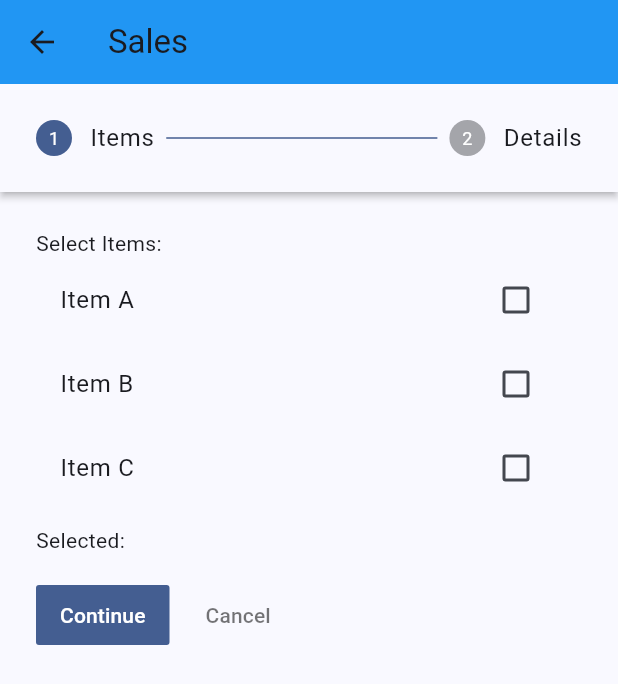
After one commit to Saisinare/cafe_app, a Flutter app: the SalesScreen screen opened directly, on a phone screen of 412 x 824 dp. The commit adds this screen. Shown: the top 684 px of the screen. Run offline on Flutter 3.47's test engine with Material 3 defaults, Android fonts, the phone set to English and light mode, and no system bars; our stand-ins replace cloud_firestore, firebase_auth, firebase_core, firebase_storage, fl_chart, flutter_speed_dial and 1 more; accounts and stored records are empty.

Commit message:
sales entry page added

```diff
--- a/lib/pages/home/home_page.dart
+++ b/lib/pages/home/home_page.dart
@@ -1,8 +1,10 @@
 import 'package:flutter/material.dart';
 import 'package:fl_chart/fl_chart.dart';
 import 'package:my_app/pages/inventory/add_item_screen.dart';
+import 'package:my_app/pages/sales/sales_entry_screen.dart';
 import 'package:my_app/pages/settings/settings_page.dart';
 import 'package:flutter_speed_dial/flutter_speed_dial.dart';
+
 
 class HomeScreen extends StatefulWidget {
   const HomeScreen({super.key});
@@ -166,7 +168,14 @@ floatingActionButton: SpeedDial(
           Navigator.push(
             context,
             MaterialPageRoute(
-              builder: (context) => const AddItemScreen(), // make sure it's imported
+              builder: (context) => const AddItemScreen(),
+            ),
+          );
+        } else if (option["label"] == "Sales") {   // 👈 open sales entry page
+          Navigator.push(
+            context,
+            MaterialPageRoute(
+              builder: (context) => const SalesScreen(),
             ),
           );
         } else {
@@ -178,6 +187,7 @@ floatingActionButton: SpeedDial(
     );
   }).toList(),
 ),
+
 
 
     );
--- /dev/null
+++ b/lib/pages/sales/sales_entry_screen.dart
@@ -0,0 +1,232 @@
+import 'package:flutter/material.dart';
+
+class SalesScreen extends StatefulWidget {
+  const SalesScreen({super.key});
+
+  @override
+  _SalesScreenState createState() => _SalesScreenState();
+}
+
+class _SalesScreenState extends State<SalesScreen> {
+  int _currentStep = 0;
+  List<String> items = ["Item A", "Item B", "Item C"];
+  List<String> selectedItems = [];
+
+  // Step 2 form fields
+  final TextEditingController nameController = TextEditingController();
+  final TextEditingController phoneController = TextEditingController();
+  final TextEditingController dobController = TextEditingController();
+  final TextEditingController addressController = TextEditingController();
+  final TextEditingController amountReceivedController =
+      TextEditingController();
+  final TextEditingController noteController = TextEditingController();
+
+  bool paymentReceived = false;
+  String? paymentMode;
+  String? billingTerm;
+  DateTime? billDueDate;
+  String? deliveryState;
+  double discount = 0;
+  double serviceCharge = 0;
+  double totalAmount = 1000; // Example fixed value for now
+  String? parcelMode;
+
+  @override
+  Widget build(BuildContext context) {
+    return Scaffold(
+      appBar: AppBar(
+        title: const Text("Sales"),
+        backgroundColor: Colors.blue,
+      ),
+      body: Stepper(
+        type: StepperType.horizontal,
+        currentStep: _currentStep,
+        onStepContinue: () {
+          if (_currentStep < 1) {
+            setState(() {
+              _currentStep += 1;
+            });
+          } else {
+            // Submit logic
+            ScaffoldMessenger.of(context).showSnackBar(
+              const SnackBar(content: Text("Sales entry submitted!")),
+            );
+          }
+        },
+        onStepCancel: () {
+          if (_currentStep > 0) {
+            setState(() {
+              _currentStep -= 1;
+            });
+          }
+        },
+        steps: [
+          // Step 1 - Item Selection
+          Step(
+            title: const Text("Items"),
+            isActive: _currentStep >= 0,
+            content: Column(
+              crossAxisAlignment: CrossAxisAlignment.start,
+              children: [
+                const Text("Select Items:"),
+                ...items.map((item) {
+                  return CheckboxListTile(
+                    title: Text(item),
+                    value: selectedItems.contains(item),
+                    onChanged: (val) {
+                      setState(() {
+                        if (val == true) {
+                          selectedItems.add(item);
+                        } else {
+                          selectedItems.remove(item);
+                        }
+                      });
+                    },
+                  );
+                }),
+                const SizedBox(height: 10),
+                Text("Selected: ${selectedItems.join(", ")}"),
+              ],
+            ),
+          ),
+
+          // Step 2 - Customer & Billing Details
+          Step(
+            title: const Text("Details"),
+            isActive: _currentStep >= 1,
+            content: SingleChildScrollView(
+              child: Column(
+                children: [
+                  TextField(
+                    controller: nameController,
+                    decoration: const InputDecoration(labelText: "Customer/Supplier Name"),
+                  ),
+                  TextField(
+                    controller: phoneController,
+                    decoration: const InputDecoration(labelText: "Phone Number"),
+                  ),
+                  TextField(
+                    controller: dobController,
+                    decoration: const InputDecoration(labelText: "Date of Birth"),
+                  ),
+                  TextField(
+                    controller: addressController,
+                    decoration: const InputDecoration(labelText: "Billing Address"),
+                  ),
+
+                  const SizedBox(height: 10),
+                  const Text("Payment Mode"),
+                  DropdownButton<String>(
+                    value: paymentMode,
+                    hint: const Text("Select Payment Mode"),
+                    items: ["Bank", "Cash", "Check"]
+                        .map((mode) => DropdownMenuItem(
+                              value: mode,
+                              child: Text(mode),
+                            ))
+                        .toList(),
+                    onChanged: (val) {
+                      setState(() {
+                        paymentMode = val;
+                      });
+                    },
+                  ),
+
+                  CheckboxListTile(
+                    title: const Text("Payment Received"),
+                    value: paymentReceived,
+                    onChanged: (val) {
+                      setState(() {
+                        paymentReceived = val ?? false;
+                      });
+                    },
+                  ),
+
+                  if (!paymentReceived) ...[
+                    DropdownButton<String>(
+                      value: billingTerm,
+                      hint: const Text("Billing Term"),
+                      items: ["Net 0", "Net 1", "Net 7", "Net 30", "Net 90"]
+                          .map((term) => DropdownMenuItem(
+                                value: term,
+                                child: Text(term),
+                              ))
+                          .toList(),
+                      onChanged: (val) {
+                        setState(() {
+                          billingTerm = val;
+                        });
+                      },
+                    ),
+                    TextButton(
+                      onPressed: () async {
+                        DateTime? picked = await showDatePicker(
+                          context: context,
+                          initialDate: DateTime.now(),
+                          firstDate: DateTime(2000),
+                          lastDate: DateTime(2100),
+                        );
+                        if (picked != null) {
+                          setState(() {
+                            billDueDate = picked;
+                          });
+                        }
+                      },
+                      child: Text(billDueDate == null
+                          ? "Select Bill Due Date"
+                          : "Due Date: ${billDueDate.toString().split(' ')[0]}"),
+                    ),
+                  ],
+
+                  TextField(
+                    decoration: const InputDecoration(labelText: "Delivery State"),
+                    onChanged: (val) => deliveryState = val,
+                  ),
+                  TextField(
+                    decoration: const InputDecoration(labelText: "Cash Discount (%)"),
+                    keyboardType: TextInputType.number,
+                    onChanged: (val) => discount = double.tryParse(val) ?? 0,
+                  ),
+                  TextField(
+                    decoration: const InputDecoration(labelText: "Service Charges"),
+                    keyboardType: TextInputType.number,
+                    onChanged: (val) => serviceCharge = double.tryParse(val) ?? 0,
+                  ),
+                  const SizedBox(height: 10),
+                  Text("Total Amount: ₹${(totalAmount - (totalAmount * discount / 100) + serviceCharge).toStringAsFixed(2)}"),
+                  TextField(
+                    controller: amountReceivedController,
+                    decoration: const InputDecoration(labelText: "Amount Received"),
+                    keyboardType: TextInputType.number,
+                  ),
+                  TextField(
+                    controller: noteController,
+                    decoration: const InputDecoration(labelText: "Note"),
+                  ),
+
+                  const SizedBox(height: 10),
+                  const Text("Item Mode"),
+                  DropdownButton<String>(
+                    value: parcelMode,
+                    hint: const Text("Select Mode"),
+                    items: ["Hold", "Parcel"]
+                        .map((mode) => DropdownMenuItem(
+                              value: mode,
+                              child: Text(mode),
+                            ))
+                        .toList(),
+                    onChanged: (val) {
+                      setState(() {
+                        parcelMode = val;
+                      });
+                    },
+                  ),
+                ],
+              ),
+            ),
+          ),
+        ],
+      ),
+    );
+  }
+}
```
